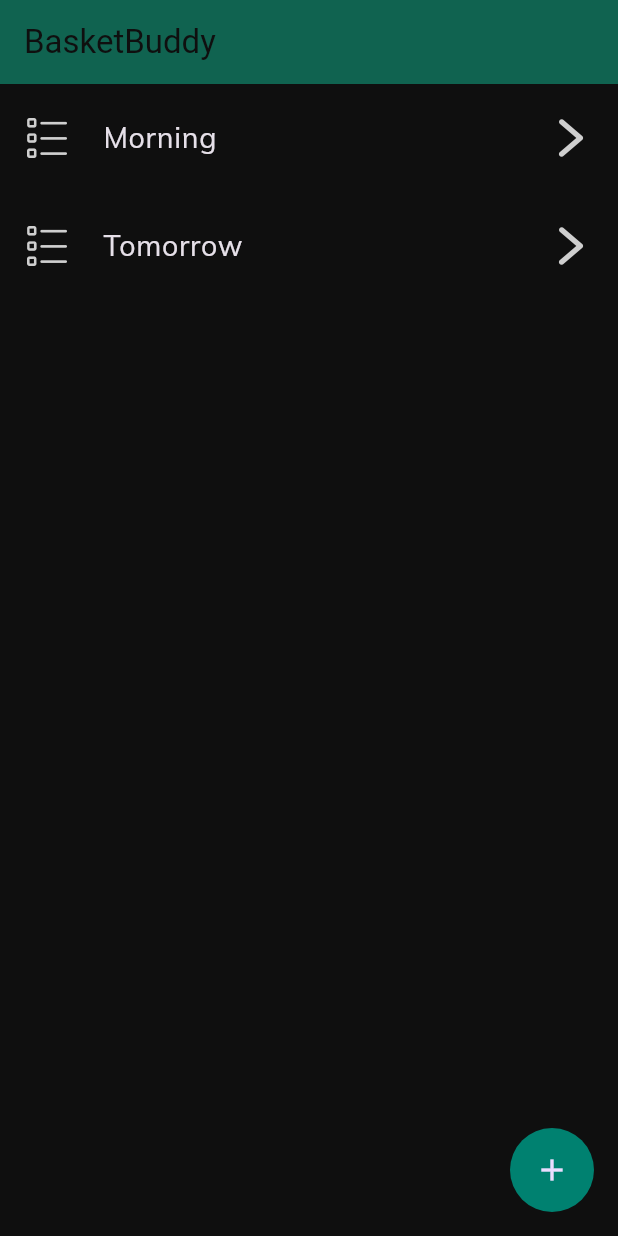
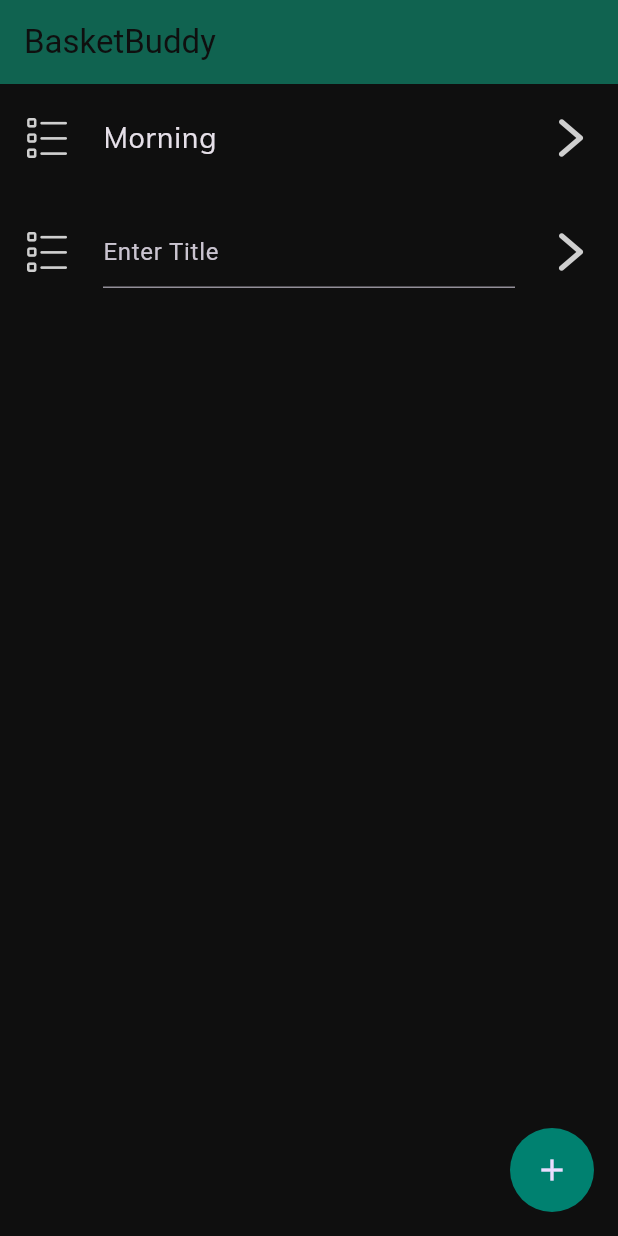
Before and after one commit to Sarthakpurii/BasketBuddy, a Flutter app: the screen it shows after launch, on a phone screen of 412 x 824 dp. Run offline on Flutter 3.47's test engine with Material 3 defaults, Android fonts, the phone set to English and light mode, and no system bars; our stand-ins replace flutter_riverpod, google_fonts; statements that could not run were skipped.

Commit message:
merged provider to home screen

```diff
--- a/lib/models/shopping-item.dart
+++ b/lib/models/shopping-item.dart
@@ -1,6 +1,6 @@
 class ShoppingItem{
-  const ShoppingItem({required this.title, required this.newItem});
+  const ShoppingItem({required this.title, required this.newItemStatus});
 
   final String title;
-  final bool newItem;
+  final bool newItemStatus; //true while the item is created and is being set otherwise false
 }
--- /dev/null
+++ b/lib/providers/shopping-list-provider.dart
@@ -0,0 +1,19 @@
+import 'package:basketbuddy/models/grocery-item.dart';
+import 'package:basketbuddy/models/shopping-item.dart';
+import 'package:flutter_riverpod/flutter_riverpod.dart';
+
+class ShoppingListNotifier extends StateNotifier<Map<ShoppingItem,List<GroceryItem>>>{
+      ShoppingListNotifier():super({const ShoppingItem(title: 'Morning',newItemStatus: false):[],const ShoppingItem(title: 'Tomorrow',newItemStatus: true):[]});
+
+
+  void addItem(ShoppingItem item,GroceryItem newGroceryItem) async {
+    state={...state,item:state[item]!+[newGroceryItem]};
+  }
+
+  void addShoppingItem(String title,bool newItemStatus){
+    state={ShoppingItem(title:title,newItemStatus: newItemStatus):[],...state};
+  }
+}
+
+
+final shoppingListProvider=StateNotifierProvider<ShoppingListNotifier,Map<ShoppingItem,List<GroceryItem>>>((ref) => ShoppingListNotifier());
--- a/lib/screens/home-screen.dart
+++ b/lib/screens/home-screen.dart
@@ -1,21 +1,26 @@
 import 'package:basketbuddy/models/grocery-item.dart';
+import 'package:basketbuddy/models/shopping-item.dart';
+import 'package:basketbuddy/providers/shopping-list-provider.dart';
 import 'package:basketbuddy/widgets/shopping-list-item.dart';
 import 'package:flutter/material.dart';
+import 'package:flutter_riverpod/flutter_riverpod.dart';
 
-class HomeScreen extends StatefulWidget {
+class HomeScreen extends ConsumerStatefulWidget {
   const HomeScreen({super.key});
 
   @override
-  State<HomeScreen> createState() => _HomeScreenState();
+  ConsumerState<HomeScreen> createState() => _HomeScreenState();
 }
 
-class _HomeScreenState extends State<HomeScreen> {
+class _HomeScreenState extends ConsumerState<HomeScreen> {
 
-  final Map<String,List<GroceryItem>> shoppingList={'Morning':[],'Tomorrow':[]};
+  // void _addShoppingItemTo
 
   @override
   Widget build(BuildContext context) {
-    final List<String> shoppingListTitle=shoppingList.keys.toList();
+    final Map<ShoppingItem,List<GroceryItem>> shoppingList=ref.watch(shoppingListProvider);
+
+    final List<ShoppingItem> shoppingListTitle=shoppingList.keys.toList();
 
     return Scaffold(
       appBar: AppBar(
@@ -23,7 +28,7 @@ class _HomeScreenState extends State<HomeScreen> {
     ),
      body: ListView.builder(
       itemCount: shoppingList.length,
-      itemBuilder: (ctx,index)=>ShoppingListItem(title: shoppingListTitle[index],)),
+      itemBuilder: (ctx,index)=>ShoppingListItem(item: shoppingListTitle[index],)),
 
     floatingActionButton: FloatingActionButton(elevation: 0,
     onPressed: (){},
--- a/lib/widgets/shopping-list-item.dart
+++ b/lib/widgets/shopping-list-item.dart
@@ -1,21 +1,37 @@
+import 'package:basketbuddy/models/shopping-item.dart';
 import 'package:basketbuddy/screens/grocery-list-screen.dart';
 import 'package:flutter/material.dart';
 import 'package:google_fonts/google_fonts.dart';
 
 class ShoppingListItem extends StatelessWidget {
-  const ShoppingListItem({super.key,required this.title});
-  final String title;
+  const ShoppingListItem({super.key,required this.item});
+  final ShoppingItem item;
+  // final TextEditingController _titleInputController=TextEditingController();
 
   @override
   Widget build(BuildContext context) {
-    return ListTile(
+    if (item.newItemStatus){
+      return ListTile(
+      contentPadding: const EdgeInsets.symmetric(vertical: 8,horizontal: 10),
+      leading: Image.asset('assets/icons/list.png',scale: 12,color: Colors.white.withOpacity(0.8),),
+      title: Container(
+        // width: 150,
+        child: const TextField(
+          controller: ,
+          decoration: InputDecoration(hintText: 'Enter Title'),
+        )),
+      trailing: Image.asset('assets/icons/next.png',scale: 12,color: Colors.white.withOpacity(0.8),),
+      );
+    }
+    else
+    {return ListTile(
       onTap: () {
-        Navigator.of(context).push(MaterialPageRoute(builder: (ctx)=>GroceryListScreen(title:title)));
+        Navigator.of(context).push(MaterialPageRoute(builder: (ctx)=>GroceryListScreen(item:item)));
       },
       contentPadding: const EdgeInsets.symmetric(vertical: 8,horizontal: 10),
       leading: Image.asset('assets/icons/list.png',scale: 12,color: Colors.white.withOpacity(0.8),),
-      title: Text(title,style: GoogleFonts.mulish(fontSize: 19),),
+      title: Text(item.title,style: GoogleFonts.mulish(fontSize: 19),),
       trailing: Image.asset('assets/icons/next.png',scale: 12,color: Colors.white.withOpacity(0.8),),
-    );
+    );}
   }
 }
```
Also changed, not shown: lib/navigator/shopping-list-provider.dart (deleted, +0 -14 lines), lib/screens/grocery-list-screen.dart (+7 -7 lines).
